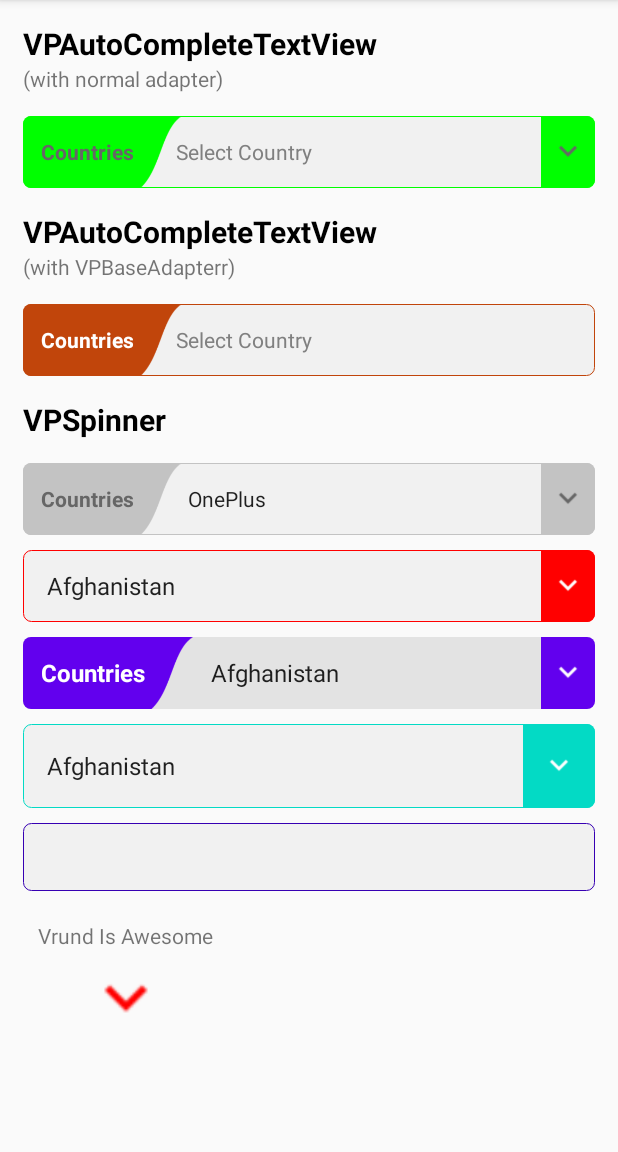
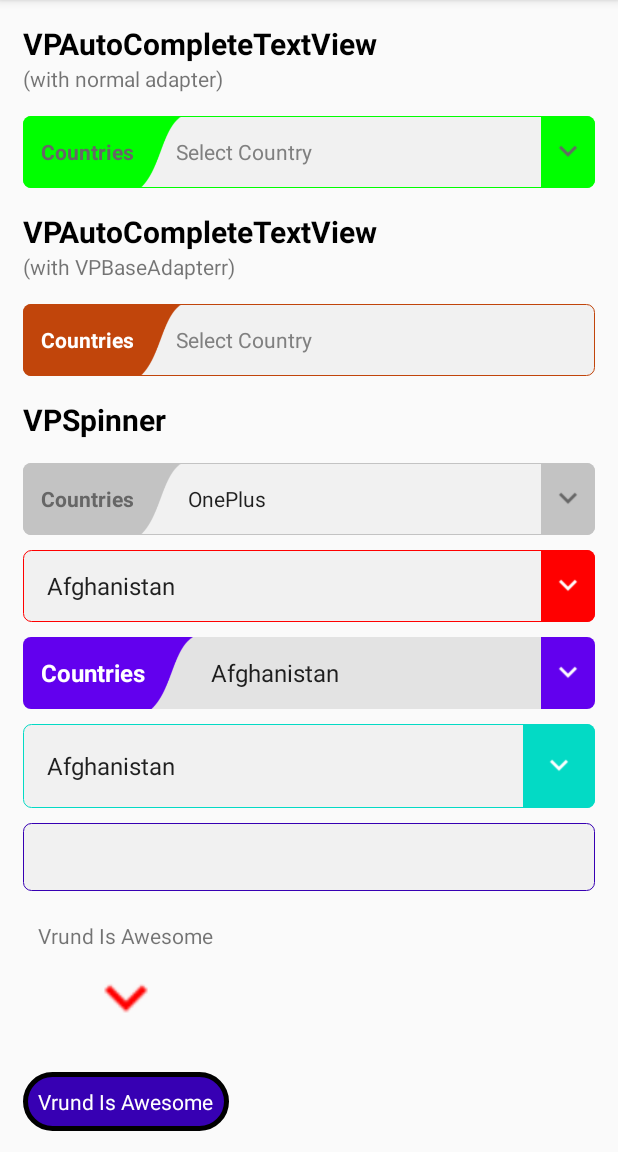
Before and after one commit to VrUnd14/VPAwesomeWidgets, an Android app: the screen it shows after launch (MainActivity), on a phone screen of 412 x 824 dp, the part 84-1236 px from its top. Run offline under Robolectric (Android 15) with nearby library versions, the phone set to English and light mode, and no system bars.

Commit message:
Added VPBackTextView

```diff
--- /dev/null
+++ b/VPAwesomeWidgets/src/main/java/awesome/vrund/vpawesomewidgets/VPBackTextView.kt
@@ -0,0 +1,97 @@
+package awesome.vrund.vpawesomewidgets
+
+import android.content.Context
+import android.graphics.Color
+import android.graphics.drawable.GradientDrawable
+import android.util.AttributeSet
+import androidx.appcompat.widget.AppCompatTextView
+
+
+class VPBackTextView @JvmOverloads constructor(context: Context, attrs: AttributeSet? = null, defStyleAttr: Int = android.R.attr.textViewStyle) : AppCompatTextView(context, attrs, defStyleAttr) {
+
+    private val mContext = context
+
+    var backColor = Color.TRANSPARENT
+        set(value) {
+            field = value
+            val dg = this.background as GradientDrawable
+            dg.setColor(backColor)
+        }
+
+    var isCapsule = false
+        set(value) {
+            field = value
+            setCorners()
+        }
+
+    var cornerRadiusTopLeft = 0F
+        set(value) {
+            field = value
+            setCorners()
+        }
+
+    var cornerRadiusBottomLeft = 0F
+        set(value) {
+            field = value
+            setCorners()
+        }
+    var cornerRadiusTopRight = 0F
+        set(value) {
+            field = value
+            setCorners()
+        }
+    var cornerRadiusBottomRight = 0F
+        set(value) {
+            field = value
+            setCorners()
+        }
+
+    var borderColor = Color.BLACK
+        set(value) {
+            field = value
+            val dg = this.background as GradientDrawable
+            dg.setStroke(borderWidth.takeIf { hasBorder } ?: 0, borderColor)
+        }
+
+    var borderWidth = 0
+        set(value) {
+            field = value
+            val dg = this.background as GradientDrawable
+            dg.setStroke(borderWidth.takeIf { hasBorder } ?: 0, borderColor)
+        }
+
+    var hasBorder = true
+        set(value) {
+            field = value
+            val dg = this.background as GradientDrawable
+            dg.setStroke(borderWidth.takeIf { hasBorder } ?: 0, borderColor)
+        }
+
+    init {
+        val shape = GradientDrawable()
+        shape.shape = GradientDrawable.RECTANGLE
+        this.background = shape
+
+        val parent = mContext.obtainStyledAttributes(attrs, R.styleable.VPBackTextView)
+
+        backColor = parent.getColor(R.styleable.VPBackTextView_backColor, backColor)
+        isCapsule = parent.getBoolean(R.styleable.VPBackTextView_isCapsule, isCapsule)
+        cornerRadiusTopLeft = parent.getDimensionPixelSize(R.styleable.VPBackTextView_cornerRadiusTopLeft, 0).toFloat()
+        cornerRadiusTopRight = parent.getDimensionPixelSize(R.styleable.VPBackTextView_cornerRadiusTopRight, 0).toFloat()
+        cornerRadiusBottomLeft = parent.getDimensionPixelSize(R.styleable.VPBackTextView_cornerRadiusBottomLeft, 0).toFloat()
+        cornerRadiusBottomRight = parent.getDimensionPixelSize(R.styleable.VPBackTextView_cornerRadiusBottomRight, 0).toFloat()
+        borderColor = parent.getColor(R.styleable.VPBackTextView_borderColor, borderColor)
+        borderWidth = parent.getDimensionPixelSize(R.styleable.VPBackTextView_borderWidth, borderWidth)
+        hasBorder = parent.getBoolean(R.styleable.VPBackTextView_hasBorder, hasBorder)
+
+        parent.recycle()
+    }
+
+    private fun setCorners() {
+        val dg = this.background as GradientDrawable
+        if (isCapsule)
+            dg.cornerRadii = floatArrayOf(200F, 200F, 200F, 200F, 200F, 200F, 200F, 200F)
+        else
+            dg.cornerRadii = floatArrayOf(cornerRadiusTopLeft, cornerRadiusTopLeft, cornerRadiusTopRight, cornerRadiusTopRight, cornerRadiusBottomRight, cornerRadiusBottomRight, cornerRadiusBottomLeft, cornerRadiusBottomLeft)
+    }
+}
--- a/app/src/main/res/layout/activity_main.xml
+++ b/app/src/main/res/layout/activity_main.xml
@@ -136,5 +136,18 @@
             app:icon_size="56dp"
             app:iconTint="@color/colorPrimaryDark"
             android:text="Vrund Is Awesome"/>
+
+        <awesome.vrund.vpawesomewidgets.VPBackTextView
+            android:id="@+id/backText"
+            android:layout_width="wrap_content"
+            android:layout_height="wrap_content"
+            android:layout_marginTop="10dp"
+            android:drawablePadding="5dp"
+            android:padding="10dp"
+            android:textColor="#fff"
+            app:isCapsule="true"
+            app:borderWidth="3dp"
+            app:backColor="@color/colorPrimaryDark"
+            android:text="Vrund Is Awesome"/>
     </LinearLayout>
 </androidx.core.widget.NestedScrollView>
```
Also changed, not shown: VPAwesomeWidgets/src/main/res/values/attrs.xml (+12 -0 lines).
